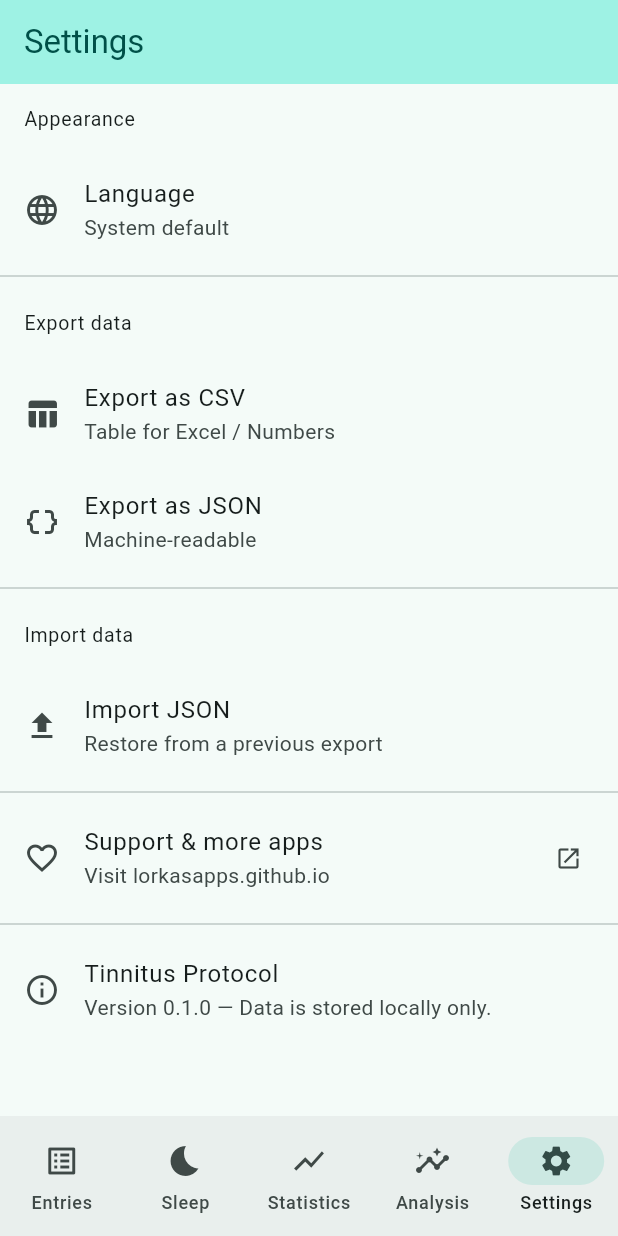
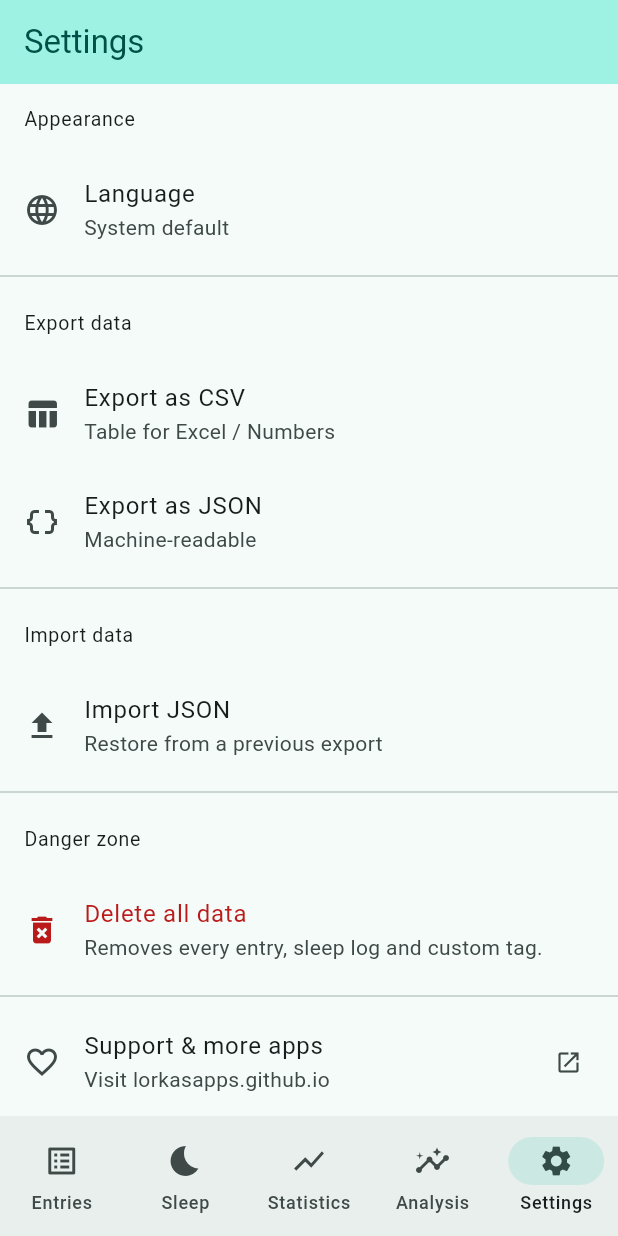
Before and after one commit to LorkasApps/tinnitus-protocol, a Flutter app: the screen it shows after launch, item 5 of the bottom bar chosen, on a phone screen of 412 x 824 dp. Run offline on Flutter 3.47's test engine with Material 3 defaults, Android fonts, the phone set to English and light mode, and no system bars; our stand-ins replace csv, drift, drift_flutter, file_picker, fl_chart, flutter_riverpod and 2 more; accounts and stored records are empty; generated files the repository leaves out were written again.

Commit message:
feat(settings): wipe-all-data action with confirmation
Adds a destructive Settings entry in a new "Danger zone" section that
clears all entries, sleep logs, custom triggers, and entry/trigger
links inside a transaction. Predefined trigger keys are kept so the
catalog stays usable after the reset. Guarded by an AlertDialog with
an error-coloured confirm button.

```diff
--- a/lib/data/database.dart
+++ b/lib/data/database.dart
@@ -232,6 +232,17 @@ class AppDatabase extends _$AppDatabase {
           ..where((t) => t.id.equals(id) & t.customLabel.isNotNull()))
         .go();
   }
+
+  /// Wipes all user-generated data. Predefined triggers are retained so the
+  /// catalog of chips stays available after the reset.
+  Future<void> wipeAllUserData() async {
+    await transaction(() async {
+      await delete(entryTriggers).go();
+      await delete(entries).go();
+      await delete(sleepLogs).go();
+      await (delete(triggers)..where((t) => t.customLabel.isNotNull())).go();
+    });
+  }
 }
 
 QueryExecutor _openConnection() {
--- a/lib/l10n/app_en.arb
+++ b/lib/l10n/app_en.arb
@@ -165,5 +165,13 @@
 
   "supportAndMoreApps": "Support & more apps",
   "supportAndMoreAppsSub": "Visit lorkasapps.github.io",
-  "linkOpenFailed": "Could not open link."
+  "linkOpenFailed": "Could not open link.",
+
+  "dangerZone": "Danger zone",
+  "wipeAllData": "Delete all data",
+  "wipeAllDataSub": "Removes every entry, sleep log and custom tag.",
+  "wipeConfirmTitle": "Delete all data?",
+  "wipeConfirmBody": "This permanently erases all entries, sleep logs and custom tags. This cannot be undone.",
+  "wipeConfirmCta": "Delete everything",
+  "wipeSuccess": "All data deleted."
 }
--- a/lib/screens/settings_screen.dart
+++ b/lib/screens/settings_screen.dart
@@ -62,6 +62,36 @@ class SettingsScreen extends ConsumerWidget {
       'de' => t.languageGerman,
       _ => locale.languageCode,
     };
+  }
+
+  Future<void> _confirmWipe(BuildContext context, WidgetRef ref) async {
+    final t = AppLocalizations.of(context)!;
+    final messenger = ScaffoldMessenger.of(context);
+    final theme = Theme.of(context);
+    final yes = await showDialog<bool>(
+      context: context,
+      builder: (ctx) => AlertDialog(
+        title: Text(t.wipeConfirmTitle),
+        content: Text(t.wipeConfirmBody),
+        actions: [
+          TextButton(
+            onPressed: () => Navigator.pop(ctx, false),
+            child: Text(t.cancel),
+          ),
+          FilledButton(
+            style: FilledButton.styleFrom(
+              backgroundColor: theme.colorScheme.error,
+              foregroundColor: theme.colorScheme.onError,
+            ),
+            onPressed: () => Navigator.pop(ctx, true),
+            child: Text(t.wipeConfirmCta),
+          ),
+        ],
+      ),
+    );
+    if (yes != true) return;
+    await ref.read(dbProvider).wipeAllUserData();
+    messenger.showSnackBar(SnackBar(content: Text(t.wipeSuccess)));
   }
 
   Future<void> _openSupport(BuildContext context) async {
@@ -160,6 +190,23 @@ class SettingsScreen extends ConsumerWidget {
         ),
         const Divider(),
         ListTile(
+          title: Text(t.dangerZone),
+          dense: true,
+        ),
+        ListTile(
+          leading: Icon(
+            Icons.delete_forever,
+            color: Theme.of(context).colorScheme.error,
+          ),
+          title: Text(
+            t.wipeAllData,
+            style: TextStyle(color: Theme.of(context).colorScheme.error),
+          ),
+          subtitle: Text(t.wipeAllDataSub),
+          onTap: () => _confirmWipe(context, ref),
+        ),
+        const Divider(),
+        ListTile(
           leading: const Icon(Icons.favorite_outline),
           title: Text(t.supportAndMoreApps),
           subtitle: Text(t.supportAndMoreAppsSub),
```
Also changed, not shown: lib/l10n/app_de.arb (+9 -1 lines).
